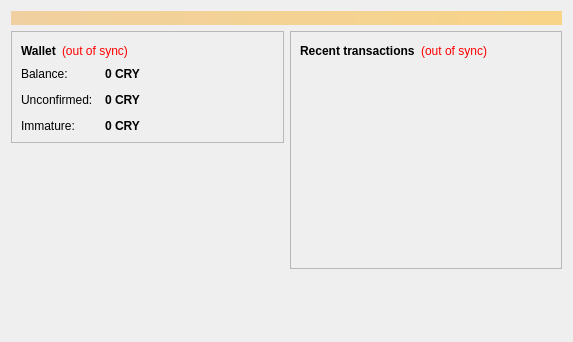
The window that src/qt/forms/overviewpage.ui (CrypticCash/cryptic) describes before a commit, drawn with Qt 5.
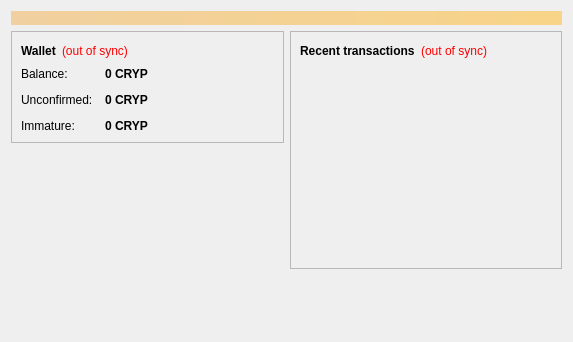
The same window after the commit.

The edit to the form file:
```diff
--- a/src/qt/forms/overviewpage.ui
+++ b/src/qt/forms/overviewpage.ui
@@ -122,7 +122,7 @@
                <string>Your current balance</string>
               </property>
               <property name="text">
-               <string notr="true">0 CRY</string>
+               <string notr="true">0 CRYP</string>
               </property>
               <property name="textInteractionFlags">
                <set>Qt::LinksAccessibleByMouse|Qt::TextSelectableByKeyboard|Qt::TextSelectableByMouse</set>
@@ -151,7 +151,7 @@
                <string>Total of transactions that have yet to be confirmed, and do not yet count toward the current balance</string>
               </property>
               <property name="text">
-               <string notr="true">0 CRY</string>
+               <string notr="true">0 CRYP</string>
               </property>
               <property name="textInteractionFlags">
                <set>Qt::LinksAccessibleByMouse|Qt::TextSelectableByKeyboard|Qt::TextSelectableByMouse</set>
@@ -177,7 +177,7 @@
                <string>Mined balance that has not yet matured</string>
               </property>
               <property name="text">
-               <string notr="true">0 CRY</string>
+               <string notr="true">0 CRYP</string>
               </property>
               <property name="textInteractionFlags">
                <set>Qt::LinksAccessibleByMouse|Qt::TextSelectableByKeyboard|Qt::TextSelectableByMouse</set>
```
